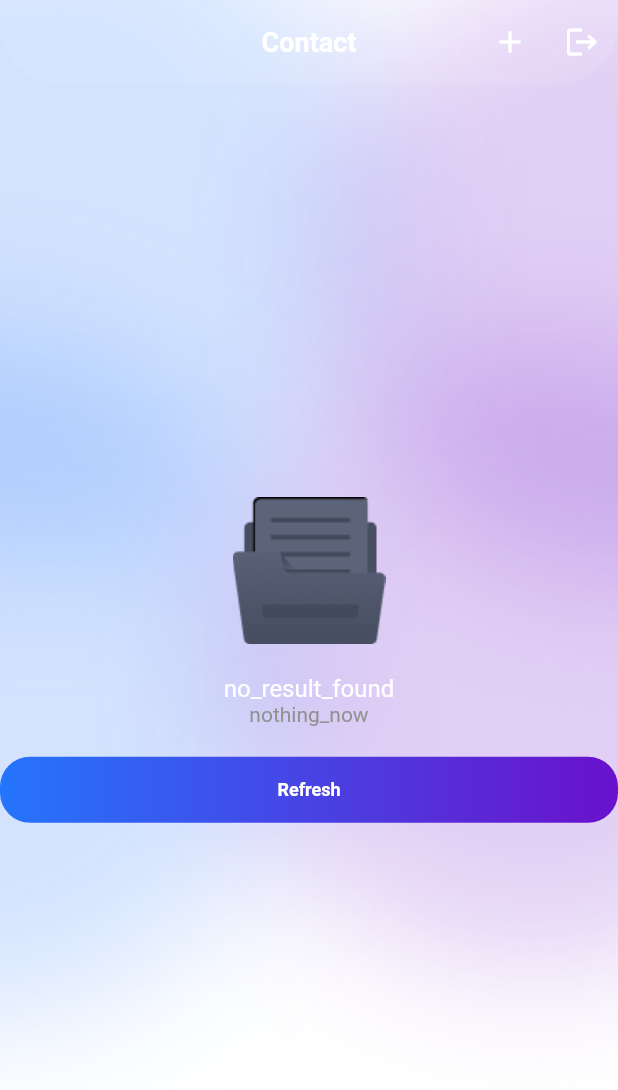
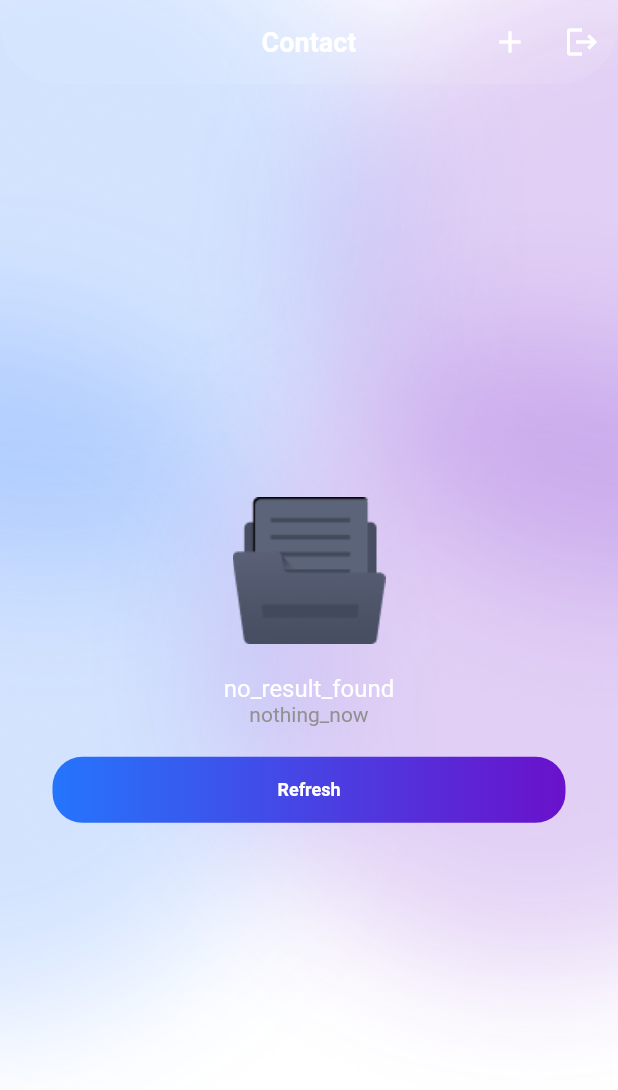
Before and after one commit to Fjy0000/contact_app, a Flutter app: the ContactPage screen opened by its route, on a phone screen of 412 x 824 dp. Shown: the top 1090 px of the screen. Run offline on Flutter 3.47's test engine with Material 2 defaults, Android fonts, the phone set to English and light mode, and no system bars; our stand-ins replace cached_network_image, cloud_firestore, dio, event_bus, firebase_core, firebase_storage and 8 more; accounts and stored records are empty; Roboto replaces fonts that are missing (Poppins).

Commit message:
[Update] : adjust app state ui, modify obx

```diff
--- a/lib/modules/contact/contact_page.dart
+++ b/lib/modules/contact/contact_page.dart
@@ -92,7 +92,7 @@ class _ContactPageState extends State<ContactPage> {
         () {
           if (viewModel.appState.value != AppState.Success) {
             return BaseAppStateUi(viewModel.appState, onPressed: () {
-              initState();
+              _refresh();
             });
           }
           return SafeArea(
--- a/lib/widgets/base_state_ui.dart
+++ b/lib/widgets/base_state_ui.dart
@@ -53,6 +53,7 @@ class BaseAppStateUi extends StatelessWidget {
           const SizedBox(height: 20),
           BaseButton(
             'Refresh',
+            margin: const EdgeInsets.symmetric(horizontal: 35),
             textSize: 12,
             onPressed: onPressed,
           ),
```
